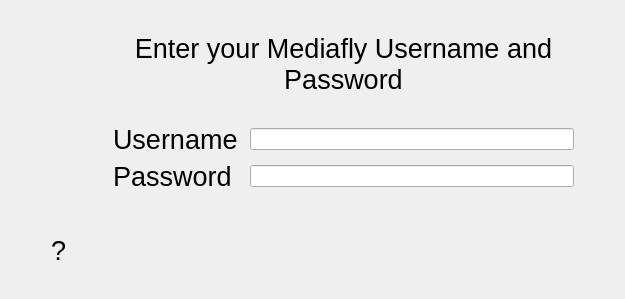
This is mediaflyplayer/forms/MediaflyLoginPerson.ui in tex/mediafly as Qt 5 draws it before an edit. The edited form follows.
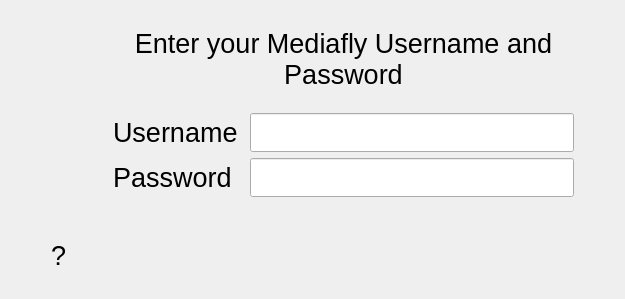
This is the edited form. Custom widgets are drawn as their Qt base class.

Commit message: Modify search screen to fix osd.

```diff
--- a/mediaflyplayer/forms/MediaflyLoginPerson.ui
+++ b/mediaflyplayer/forms/MediaflyLoginPerson.ui
@@ -135,6 +135,11 @@
    </item>
    <item row="3" column="5" colspan="2" >
     <widget class="NLineEdit" name="m_username" >
+     <property name="font" >
+      <font>
+       <pointsize>20</pointsize>
+      </font>
+     </property>
      <property name="focusPolicy" >
       <enum>Qt::NoFocus</enum>
      </property>
@@ -154,6 +159,11 @@
    </item>
    <item row="4" column="5" colspan="2" >
     <widget class="NLineEdit" name="m_password" >
+     <property name="font" >
+      <font>
+       <pointsize>20</pointsize>
+      </font>
+     </property>
      <property name="focusPolicy" >
       <enum>Qt::NoFocus</enum>
      </property>
```
The commit also changes 3 other files.
